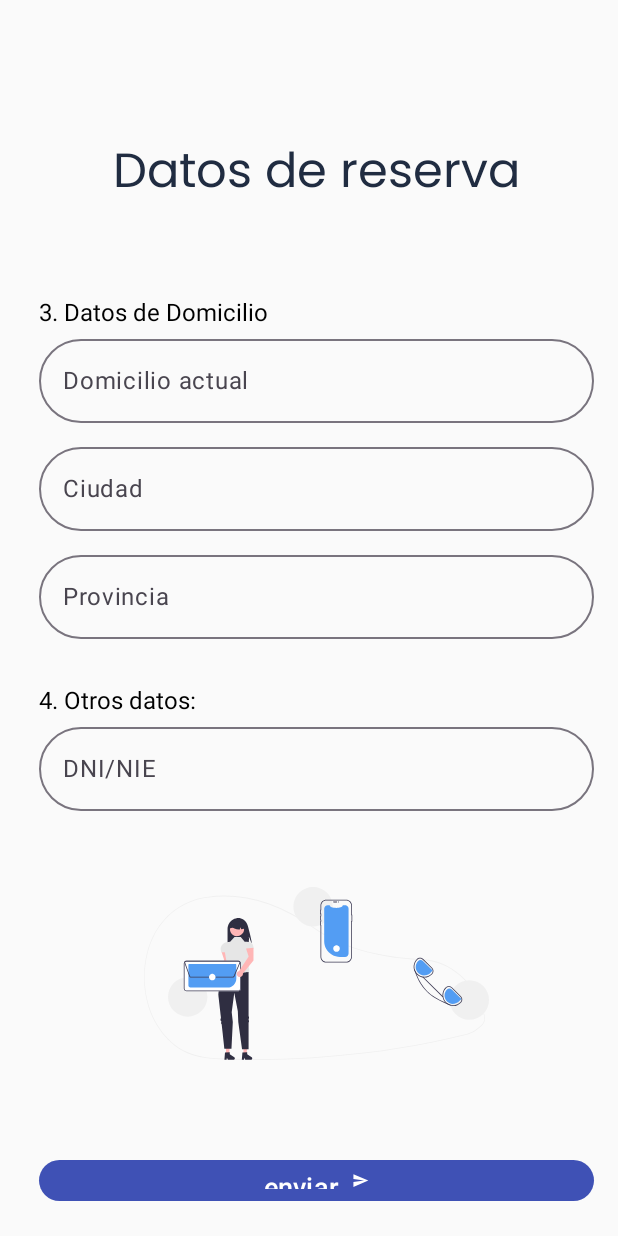
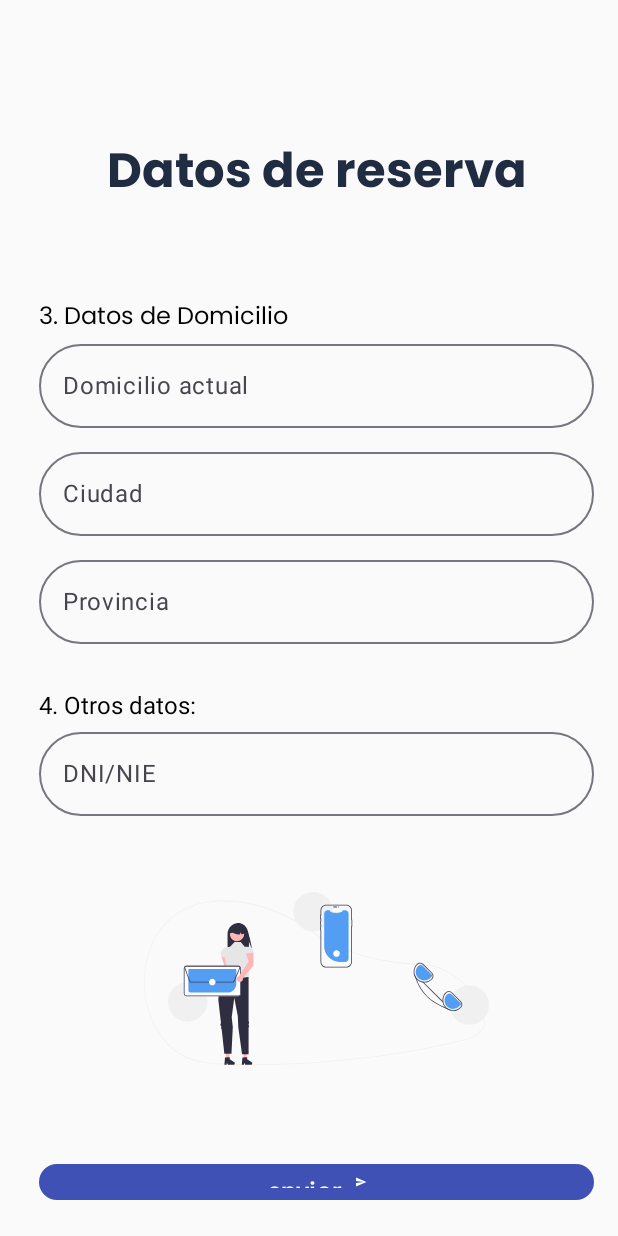
Before and after one commit to beamm536/inmobiliaria, an Android app built with Jetpack Compose: the screen it shows after launch (MainActivity), on a phone screen of 412 x 824 dp. Run offline under Robolectric (Android 15) with nearby library versions, the phone set to English and light mode, and no system bars; 20 statements that could not run were skipped.

Commit message:
poppins_bold.ttf
> realmente con instalar una sola fuente, la regular, y luego aplicarla con fontFamily es suficiente

```diff
--- a/app/src/main/java/com/appclass/myapplication/screens/ScreenForm2.kt
+++ b/app/src/main/java/com/appclass/myapplication/screens/ScreenForm2.kt
@@ -35,6 +35,7 @@ import androidx.compose.ui.Alignment
 import androidx.compose.ui.Modifier
 import androidx.compose.ui.graphics.Color
 import androidx.compose.ui.res.painterResource
+import androidx.compose.ui.text.font.FontWeight
 import androidx.compose.ui.text.input.KeyboardType
 import androidx.compose.ui.unit.dp
 import androidx.compose.ui.unit.sp
@@ -64,7 +65,8 @@ fun FormFields3(modifier: Modifier = Modifier){
         Spacer(modifier = Modifier.size(75.dp))
         Text(
             text = "Datos de reserva",
-            //style = MaterialTheme.typography.titleLarge,
+            //style = MaterialTheme.typography.bodyLarge,
+            fontWeight = FontWeight.Bold,
             fontFamily = Poppins,
             fontSize = 32.sp,
             color = Color(0xFF202c41),
@@ -77,7 +79,8 @@ fun FormFields3(modifier: Modifier = Modifier){
         Text(
             text = "3. Datos de Domicilio",
             //style = MaterialTheme.typography.titleSmall.copy(color = Color(0xFF00B0FF)),
-            //fontWeight = FontWeight.Bold,
+            fontFamily = Poppins,
+            //style = MaterialTheme.typography.titleLarge, //titleLarge va a hacer referencia al FontWeight_Bold
             fontSize = 16.sp,
             modifier = Modifier.align(Alignment.Start),
             //fontFamily = FuenteGoogle()
--- a/app/src/main/java/com/appclass/myapplication/ui/theme/Type.kt
+++ b/app/src/main/java/com/appclass/myapplication/ui/theme/Type.kt
@@ -20,7 +20,8 @@ import com.appclass.myapplication.R
 
     //para incorporar nueva fuente  => POPPINS
     val Poppins = FontFamily(
-        Font(R.font.poppins_regular, FontWeight.Normal)
+        Font(R.font.poppins_regular, FontWeight.Normal),
+        Font(R.font.poppins_bold, FontWeight.Bold)
     )
 
     //definimos el esquema de la tipografia --> esto es lo que hace que lo coja del archivo theme dnd se define la fuente
@@ -29,6 +30,12 @@ import com.appclass.myapplication.R
             fontFamily = Poppins,
             fontWeight = FontWeight.Normal,
             fontSize = 16.sp,
+            lineHeight = 24.sp
+        ),
+        titleLarge = TextStyle(
+            fontFamily = Poppins,
+            fontWeight = FontWeight.Bold,
+            fontSize = 22.sp,
             lineHeight = 24.sp
         )
     )
```
Also changed, not shown: app/src/main/res/font/poppins_bold.ttf (added).
